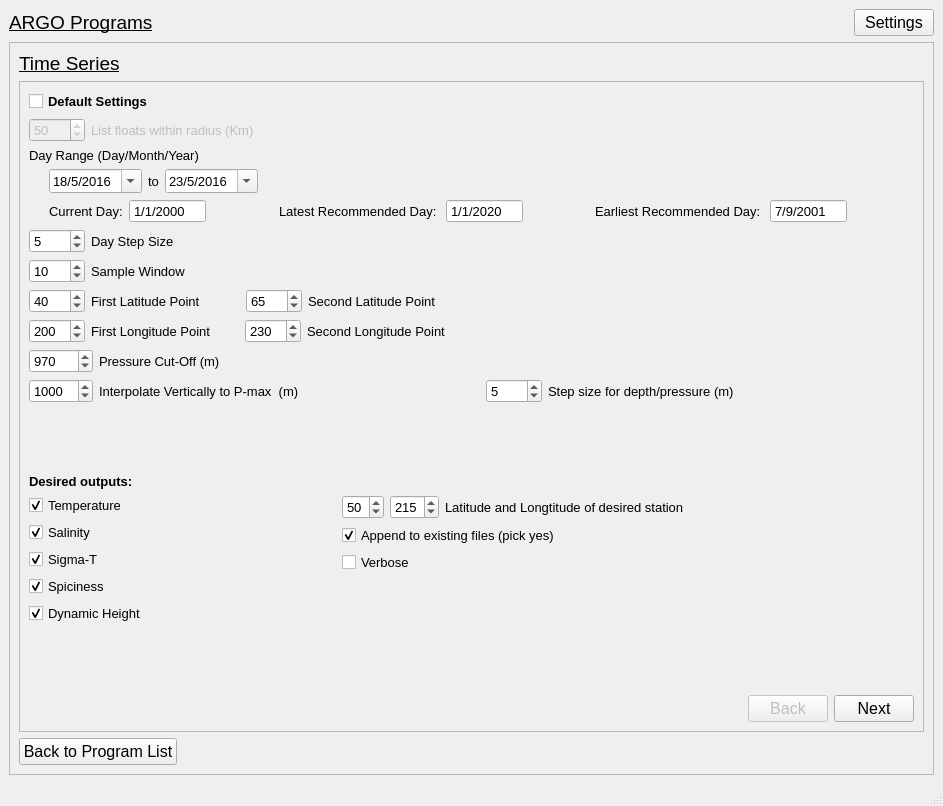
CallumColvine/ARGO-Float-Software, file ui_Files/MainApp.ui: the form before one commit.
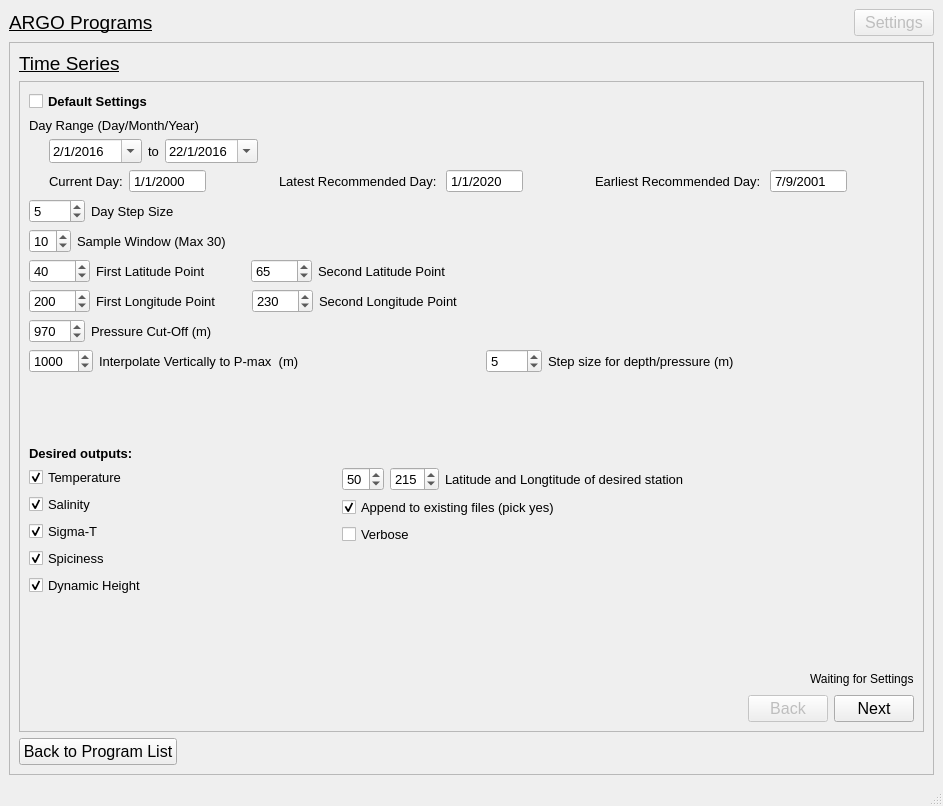
The form after the commit. The open tabs and pages were chosen to show the change.

Diff of the .ui file:
```diff
--- a/ui_Files/MainApp.ui
+++ b/ui_Files/MainApp.ui
@@ -60,6 +60,9 @@
       </item>
       <item>
        <widget class="QPushButton" name="settingsButton">
+        <property name="enabled">
+         <bool>false</bool>
+        </property>
         <property name="font">
          <font>
           <pointsize>12</pointsize>
@@ -302,56 +305,6 @@
               </property>
              </widget>
             </item>
-            <item>
-             <layout class="QHBoxLayout" name="horizontalLayout_5">
-              <item>
-               <widget class="QSpinBox" name="floatRadiusBox">
-                <property name="enabled">
-                 <bool>false</bool>
-                </property>
-                <property name="font">
-                 <font>
-                  <pointsize>10</pointsize>
-                 </font>
-                </property>
-                <property name="maximum">
-                 <number>9999</number>
-                </property>
-                <property name="value">
-                 <number>50</number>
-                </property>
-               </widget>
-              </item>
-              <item>
-               <widget class="QLabel" name="label_3">
-                <property name="enabled">
-                 <bool>false</bool>
-                </property>
-                <property name="font">
-                 <font>
-                  <pointsize>10</pointsize>
-                 </font>
-                </property>
-                <property name="text">
-                 <string>List floats within radius (Km)</string>
-                </property>
-               </widget>
-              </item>
-              <item>
-               <spacer name="horizontalSpacer_6">
-                <property name="orientation">
-                 <enum>Qt::Horizontal</enum>
-                </property>
-                <property name="sizeHint" stdset="0">
-                 <size>
-                  <width>40</width>
-                  <height>20</height>
-                 </size>
-                </property>
-               </spacer>
-              </item>
-             </layout>
-            </item>
             <item>
              <widget class="QLabel" name="label_5">
               <property name="font">
@@ -398,8 +351,8 @@
                 <property name="date">
                  <date>
                   <year>2016</year>
-                  <month>5</month>
-                  <day>18</day>
+                  <month>1</month>
+                  <day>2</day>
                  </date>
                 </property>
                </widget>
@@ -432,8 +385,8 @@
                 <property name="date">
                  <date>
                   <year>2016</year>
-                  <month>5</month>
-                  <day>23</day>
+                  <month>1</month>
+                  <day>22</day>
                  </date>
                 </property>
                </widget>
@@ -680,8 +633,11 @@
                   <pointsize>10</pointsize>
                  </font>
                 </property>
+                <property name="minimum">
+                 <number>1</number>
+                </property>
                 <property name="maximum">
-                 <number>9999</number>
+                 <number>30</number>
                 </property>
                 <property name="value">
                  <number>10</number>
@@ -696,7 +652,7 @@
                  </font>
                 </property>
                 <property name="text">
-                 <string>Sample Window</string>
+                 <string>Sample Window (Max 30)</string>
                 </property>
                </widget>
               </item>
@@ -724,6 +680,9 @@
                   <pointsize>10</pointsize>
                  </font>
                 </property>
+                <property name="minimum">
+                 <number>-9999</number>
+                </property>
                 <property name="maximum">
                  <number>9999</number>
                 </property>
@@ -767,6 +726,9 @@
                   <pointsize>10</pointsize>
                  </font>
                 </property>
+                <property name="minimum">
+                 <number>-9999</number>
+                </property>
                 <property name="maximum">
                  <number>9999</number>
                 </property>
@@ -811,6 +773,9 @@
                   <pointsize>10</pointsize>
                  </font>
                 </property>
+                <property name="minimum">
+                 <number>-9999</number>
+                </property>
                 <property name="maximum">
                  <number>9999</number>
                 </property>
@@ -841,7 +806,7 @@
                 </property>
                 <property name="sizeHint" stdset="0">
                  <size>
-                  <width>28</width>
+                  <width>30</width>
                   <height>20</height>
                  </size>
                 </property>
@@ -854,6 +819,9 @@
                   <pointsize>10</pointsize>
                  </font>
                 </property>
+                <property name="minimum">
+                 <number>-9999</number>
+                </property>
                 <property name="maximum">
                  <number>9999</number>
                 </property>
@@ -899,7 +867,7 @@
                  </font>
                 </property>
                 <property name="maximum">
-                 <number>99999</number>
+                 <number>2100</number>
                 </property>
                 <property name="value">
                  <number>970</number>
@@ -1266,6 +1234,30 @@
               </property>
              </spacer>
             </item>
+            <item>
+             <layout class="QHBoxLayout" name="horizontalLayout_25">
+              <item>
+               <spacer name="horizontalSpacer_32">
+                <property name="orientation">
+                 <enum>Qt::Horizontal</enum>
+                </property>
+                <property name="sizeHint" stdset="0">
+                 <size>
+                  <width>40</width>
+                  <height>20</height>
+                 </size>
+                </property>
+               </spacer>
+              </item>
+              <item>
+               <widget class="QLabel" name="progressLabel">
+                <property name="text">
+                 <string>Waiting for Settings</string>
+                </property>
+               </widget>
+              </item>
+             </layout>
+            </item>
             <item>
              <layout class="QHBoxLayout" name="horizontalLayout_7">
               <item>
```
Left out of the diff: 11 changed lines with no effect on the pictures.
